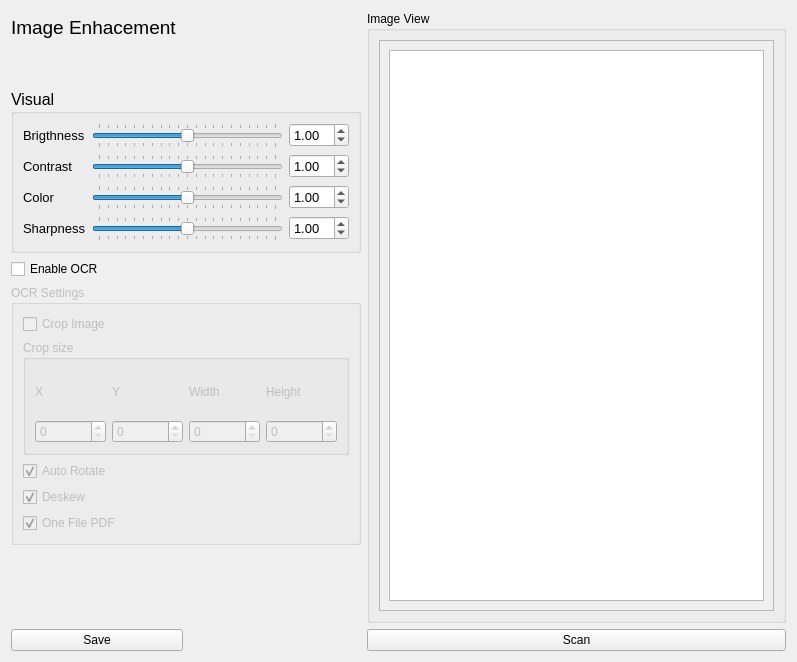
AlfredoCubitos/Scan2Folder, file configform.ui: the form before one commit.
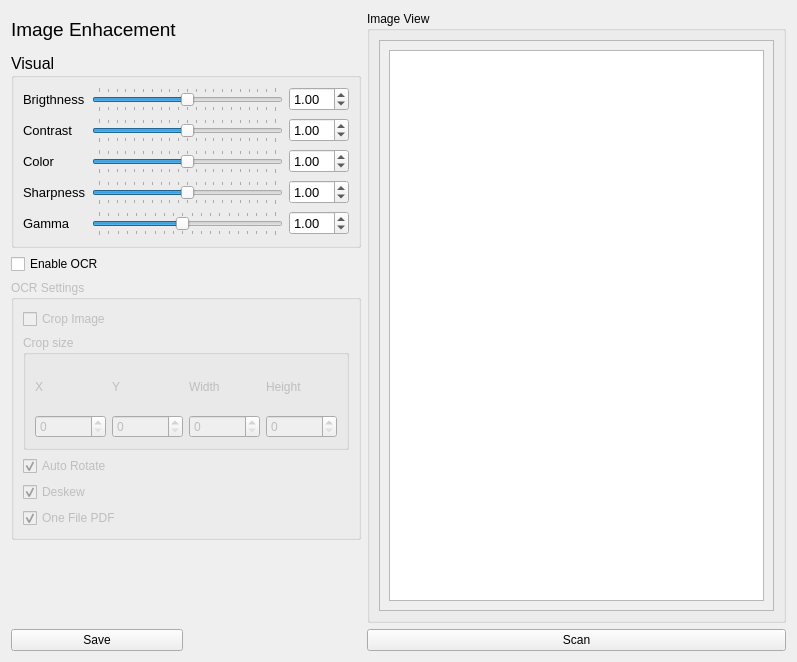
The form after the commit. Icons and pictures are not drawn.

Commit message: Gamma filter added, performance issues

The edit to the form file:
```diff
--- a/configform.ui
+++ b/configform.ui
@@ -66,296 +66,6 @@
      </layout>
     </widget>
    </item>
-   <item row="2" column="0" colspan="2">
-    <widget class="QGroupBox" name="groupBox_2">
-     <property name="minimumSize">
-      <size>
-       <width>350</width>
-       <height>0</height>
-      </size>
-     </property>
-     <property name="font">
-      <font>
-       <pointsize>12</pointsize>
-      </font>
-     </property>
-     <property name="title">
-      <string>Visual</string>
-     </property>
-     <layout class="QGridLayout" name="gridLayout_2">
-      <item row="4" column="1">
-       <widget class="QSlider" name="colorSlider">
-        <property name="font">
-         <font>
-          <pointsize>10</pointsize>
-         </font>
-        </property>
-        <property name="maximum">
-         <number>20</number>
-        </property>
-        <property name="sliderPosition">
-         <number>10</number>
-        </property>
-        <property name="orientation">
-         <enum>Qt::Horizontal</enum>
-        </property>
-        <property name="tickPosition">
-         <enum>QSlider::TicksBothSides</enum>
-        </property>
-        <property name="tickInterval">
-         <number>1</number>
-        </property>
-       </widget>
-      </item>
-      <item row="4" column="0">
-       <widget class="QLabel" name="label_3">
-        <property name="font">
-         <font>
-          <pointsize>10</pointsize>
-         </font>
-        </property>
-        <property name="text">
-         <string>Color</string>
-        </property>
-       </widget>
-      </item>
-      <item row="3" column="1">
-       <widget class="QSlider" name="contrastSlider">
-        <property name="font">
-         <font>
-          <pointsize>10</pointsize>
-         </font>
-        </property>
-        <property name="autoFillBackground">
-         <bool>false</bool>
-        </property>
-        <property name="maximum">
-         <number>20</number>
-        </property>
-        <property name="singleStep">
-         <number>1</number>
-        </property>
-        <property name="sliderPosition">
-         <number>10</number>
-        </property>
-        <property name="orientation">
-         <enum>Qt::Horizontal</enum>
-        </property>
-        <property name="invertedAppearance">
-         <bool>false</bool>
-        </property>
-        <property name="tickPosition">
-         <enum>QSlider::TicksBothSides</enum>
-        </property>
-        <property name="tickInterval">
-         <number>1</number>
-        </property>
-       </widget>
-      </item>
-      <item row="5" column="1">
-       <widget class="QSlider" name="sharpnessSlider">
-        <property name="font">
-         <font>
-          <pointsize>10</pointsize>
-         </font>
-        </property>
-        <property name="maximum">
-         <number>20</number>
-        </property>
-        <property name="sliderPosition">
-         <number>10</number>
-        </property>
-        <property name="orientation">
-         <enum>Qt::Horizontal</enum>
-        </property>
-        <property name="tickPosition">
-         <enum>QSlider::TicksBothSides</enum>
-        </property>
-        <property name="tickInterval">
-         <number>1</number>
-        </property>
-       </widget>
-      </item>
-      <item row="3" column="0">
-       <widget class="QLabel" name="label">
-        <property name="font">
-         <font>
-          <pointsize>10</pointsize>
-         </font>
-        </property>
-        <property name="text">
-         <string>Contrast</string>
-        </property>
-       </widget>
-      </item>
-      <item row="5" column="2">
-       <widget class="QDoubleSpinBox" name="sharpnessLcd">
-        <property name="font">
-         <font>
-          <pointsize>10</pointsize>
-         </font>
-        </property>
-        <property name="maximum">
-         <double>19.989999999999998</double>
-        </property>
-        <property name="singleStep">
-         <double>0.100000000000000</double>
-        </property>
-        <property name="value">
-         <double>1.000000000000000</double>
-        </property>
-       </widget>
-      </item>
-      <item row="1" column="1">
-       <widget class="QSlider" name="brigthnesSlider">
-        <property name="font">
-         <font>
-          <pointsize>10</pointsize>
-         </font>
-        </property>
-        <property name="autoFillBackground">
-         <bool>false</bool>
-        </property>
-        <property name="maximum">
-         <number>20</number>
-        </property>
-        <property name="singleStep">
-         <number>1</number>
-        </property>
-        <property name="sliderPosition">
-         <number>10</number>
-        </property>
-        <property name="orientation">
-         <enum>Qt::Horizontal</enum>
-        </property>
-        <property name="invertedAppearance">
-         <bool>false</bool>
-        </property>
-        <property name="tickPosition">
-         <enum>QSlider::TicksBothSides</enum>
-        </property>
-        <property name="tickInterval">
-         <number>1</number>
-        </property>
-       </widget>
-      </item>
-      <item row="3" column="2">
-       <widget class="QDoubleSpinBox" name="contrastLcd">
-        <property name="font">
-         <font>
-          <pointsize>10</pointsize>
-         </font>
-        </property>
-        <property name="frame">
-         <bool>true</bool>
-        </property>
-        <property name="readOnly">
-         <bool>false</bool>
-        </property>
-        <property name="buttonSymbols">
-         <enum>QAbstractSpinBox::UpDownArrows</enum>
-        </property>
-        <property name="keyboardTracking">
-         <bool>false</bool>
-        </property>
-        <property name="showGroupSeparator" stdset="0">
-         <bool>false</bool>
-        </property>
-        <property name="maximum">
-         <double>19.989999999999998</double>
-        </property>
-        <property name="singleStep">
-         <double>0.100000000000000</double>
-        </property>
-        <property name="value">
-         <double>1.000000000000000</double>
-        </property>
-       </widget>
-      </item>
-      <item row="1" column="0">
-       <widget class="QLabel" name="brigthnessLabel">
-        <property name="font">
-         <font>
-          <pointsize>10</pointsize>
-         </font>
-        </property>
-        <property name="text">
-         <string>Brigthness</string>
-        </property>
-       </widget>
-      </item>
-      <item row="5" column="0">
-       <widget class="QLabel" name="label_4">
-        <property name="font">
-         <font>
-          <pointsize>10</pointsize>
-         </font>
-        </property>
-        <property name="text">
-         <string>Sharpness</string>
-        </property>
-       </widget>
-      </item>
-      <item row="4" column="2">
-       <widget class="QDoubleSpinBox" name="colorLcd">
-        <property name="font">
-         <font>
-          <pointsize>10</pointsize>
-         </font>
-        </property>
-        <property name="buttonSymbols">
-         <enum>QAbstractSpinBox::UpDownArrows</enum>
-        </property>
-        <property name="keyboardTracking">
-         <bool>false</bool>
-        </property>
-        <property name="maximum">
-         <double>19.989999999999998</double>
-        </property>
-        <property name="singleStep">
-         <double>0.100000000000000</double>
-        </property>
-        <property name="value">
-         <double>1.000000000000000</double>
-        </property>
-       </widget>
-      </item>
-      <item row="1" column="2">
-       <widget class="QDoubleSpinBox" name="brigthnessLcd">
-        <property name="font">
-         <font>
-          <pointsize>10</pointsize>
-         </font>
-        </property>
-        <property name="frame">
-         <bool>true</bool>
-        </property>
-        <property name="readOnly">
-         <bool>false</bool>
-        </property>
-        <property name="buttonSymbols">
-         <enum>QAbstractSpinBox::UpDownArrows</enum>
-        </property>
-        <property name="keyboardTracking">
-         <bool>false</bool>
-        </property>
-        <property name="showGroupSeparator" stdset="0">
-         <bool>false</bool>
-        </property>
-        <property name="maximum">
-         <double>19.989999999999998</double>
-        </property>
-        <property name="singleStep">
-         <double>0.100000000000000</double>
-        </property>
-        <property name="value">
-         <double>1.000000000000000</double>
-        </property>
-       </widget>
-      </item>
-     </layout>
-    </widget>
-   </item>
    <item row="0" column="0">
     <widget class="QLabel" name="label_2">
      <property name="font">
@@ -375,6 +85,13 @@
      </property>
     </widget>
    </item>
+   <item row="3" column="0">
+    <widget class="QCheckBox" name="OCR_Enabled">
+     <property name="text">
+      <string>Enable OCR</string>
+     </property>
+    </widget>
+   </item>
    <item row="4" column="0" colspan="2">
     <widget class="QGroupBox" name="OCR_Box">
      <property name="enabled">
@@ -504,11 +221,348 @@
      </layout>
     </widget>
    </item>
-   <item row="3" column="0">
-    <widget class="QCheckBox" name="OCR_Enabled">
-     <property name="text">
-      <string>Enable OCR</string>
+   <item row="1" column="0" rowspan="2" colspan="2">
+    <widget class="QGroupBox" name="groupBox_2">
+     <property name="minimumSize">
+      <size>
+       <width>350</width>
+       <height>0</height>
+      </size>
      </property>
+     <property name="font">
+      <font>
+       <pointsize>12</pointsize>
+      </font>
+     </property>
+     <property name="title">
+      <string>Visual</string>
+     </property>
+     <layout class="QGridLayout" name="gridLayout_2">
+      <item row="4" column="0">
+       <widget class="QLabel" name="label_3">
+        <property name="font">
+         <font>
+          <pointsize>10</pointsize>
+         </font>
+        </property>
+        <property name="text">
+         <string>Color</string>
+        </property>
+       </widget>
+      </item>
+      <item row="5" column="1">
+       <widget class="QSlider" name="sharpnessSlider">
+        <property name="font">
+         <font>
+          <pointsize>10</pointsize>
+         </font>
+        </property>
+        <property name="maximum">
+         <number>20</number>
+        </property>
+        <property name="sliderPosition">
+         <number>10</number>
+        </property>
+        <property name="orientation">
+         <enum>Qt::Horizontal</enum>
+        </property>
+        <property name="tickPosition">
+         <enum>QSlider::TicksBothSides</enum>
+        </property>
+        <property name="tickInterval">
+         <number>1</number>
+        </property>
+       </widget>
+      </item>
+      <item row="5" column="0">
+       <widget class="QLabel" name="label_4">
+        <property name="font">
+         <font>
+          <pointsize>10</pointsize>
+         </font>
+        </property>
+        <property name="text">
+         <string>Sharpness</string>
+        </property>
+       </widget>
+      </item>
+      <item row="5" column="2">
+       <widget class="QDoubleSpinBox" name="sharpnessLcd">
+        <property name="font">
+         <font>
+          <pointsize>10</pointsize>
+         </font>
+        </property>
+        <property name="maximum">
+         <double>19.989999999999998</double>
+        </property>
+        <property name="singleStep">
+         <double>0.100000000000000</double>
+        </property>
+        <property name="value">
+         <double>1.000000000000000</double>
+        </property>
+       </widget>
+      </item>
+      <item row="3" column="0">
+       <widget class="QLabel" name="label">
+        <property name="font">
+         <font>
+          <pointsize>10</pointsize>
+         </font>
+        </property>
+        <property name="text">
+         <string>Contrast</string>
+        </property>
+       </widget>
+      </item>
+      <item row="4" column="2">
+       <widget class="QDoubleSpinBox" name="colorLcd">
+        <property name="font">
+         <font>
+          <pointsize>10</pointsize>
+         </font>
+        </property>
+        <property name="buttonSymbols">
+         <enum>QAbstractSpinBox::UpDownArrows</enum>
+        </property>
+        <property name="keyboardTracking">
+         <bool>false</bool>
+        </property>
+        <property name="maximum">
+         <double>19.989999999999998</double>
+        </property>
+        <property name="singleStep">
+         <double>0.100000000000000</double>
+        </property>
+        <property name="value">
+         <double>1.000000000000000</double>
+        </property>
+       </widget>
+      </item>
+      <item row="3" column="1">
+       <widget class="QSlider" name="contrastSlider">
+        <property name="font">
+         <font>
+          <pointsize>10</pointsize>
+         </font>
+        </property>
+        <property name="autoFillBackground">
+         <bool>false</bool>
+        </property>
+        <property name="maximum">
+         <number>20</number>
+        </property>
+        <property name="singleStep">
+         <number>1</number>
+        </property>
+        <property name="sliderPosition">
+         <number>10</number>
+        </property>
+        <property name="orientation">
+         <enum>Qt::Horizontal</enum>
+        </property>
+        <property name="invertedAppearance">
+         <bool>false</bool>
+        </property>
+        <property name="tickPosition">
+         <enum>QSlider::TicksBothSides</enum>
+        </property>
+        <property name="tickInterval">
+         <number>1</number>
+        </property>
+       </widget>
+      </item>
+      <item row="3" column="2">
+       <widget class="QDoubleSpinBox" name="contrastLcd">
+        <property name="font">
+         <font>
+          <pointsize>10</pointsize>
+         </font>
+        </property>
+        <property name="frame">
+         <bool>true</bool>
+        </property>
+        <property name="readOnly">
+         <bool>false</bool>
+        </property>
+        <property name="buttonSymbols">
+         <enum>QAbstractSpinBox::UpDownArrows</enum>
+        </property>
+        <property name="keyboardTracking">
+         <bool>false</bool>
+        </property>
+        <property name="showGroupSeparator" stdset="0">
+         <bool>false</bool>
+        </property>
+        <property name="maximum">
+         <double>19.989999999999998</double>
+        </property>
+        <property name="singleStep">
+         <double>0.100000000000000</double>
+        </property>
+        <property name="value">
+         <double>1.000000000000000</double>
+        </property>
+       </widget>
+      </item>
+      <item row="4" column="1">
+       <widget class="QSlider" name="colorSlider">
+        <property name="font">
+         <font>
+          <pointsize>10</pointsize>
+         </font>
+        </property>
+        <property name="maximum">
+         <number>20</number>
+        </property>
+        <property name="sliderPosition">
+         <number>10</number>
+        </property>
+        <property name="orientation">
+         <enum>Qt::Horizontal</enum>
+        </property>
+        <property name="tickPosition">
+         <enum>QSlider::TicksBothSides</enum>
+        </property>
+        <property name="tickInterval">
+         <number>1</number>
+        </property>
+       </widget>
+      </item>
+      <item row="1" column="0">
+       <widget class="QLabel" name="brigthnessLabel">
+        <property name="font">
+         <font>
+          <pointsize>10</pointsize>
+         </font>
+        </property>
+        <property name="text">
+         <string>Brigthness</string>
+        </property>
+       </widget>
+      </item>
+      <item row="1" column="2">
+       <widget class="QDoubleSpinBox" name="brigthnessLcd">
+        <property name="font">
+         <font>
+          <pointsize>10</pointsize>
+         </font>
+        </property>
+        <property name="frame">
+         <bool>true</bool>
+        </property>
+        <property name="readOnly">
+         <bool>false</bool>
+        </property>
+        <property name="buttonSymbols">
+         <enum>QAbstractSpinBox::UpDownArrows</enum>
+        </property>
+        <property name="keyboardTracking">
+         <bool>false</bool>
+        </property>
+        <property name="showGroupSeparator" stdset="0">
+         <bool>false</bool>
+        </property>
+        <property name="maximum">
+         <double>19.989999999999998</double>
+        </property>
+        <property name="singleStep">
+         <double>0.100000000000000</double>
+        </property>
+        <property name="value">
+         <double>1.000000000000000</double>
+        </property>
+       </widget>
+      </item>
+      <item row="1" column="1">
+       <widget class="QSlider" name="brigthnesSlider">
+        <property name="font">
+         <font>
+          <pointsize>10</pointsize>
+         </font>
+        </property>
+        <property name="autoFillBackground">
+         <bool>false</bool>
+        </property>
+        <property name="maximum">
+         <number>20</number>
+        </property>
+        <property name="singleStep">
+         <number>1</number>
+        </property>
+        <property name="sliderPosition">
+         <number>10</number>
+        </property>
+        <property name="orientation">
+         <enum>Qt::Horizontal</enum>
+        </property>
+        <property name="invertedAppearance">
+         <bool>false</bool>
+        </property>
+        <property name="tickPosition">
+         <enum>QSlider::TicksBothSides</enum>
+        </property>
+        <property name="tickInterval">
+         <number>1</number>
+        </property>
+       </widget>
+      </item>
+      <item row="6" column="0">
+       <widget class="QLabel" name="label_9">
+        <property name="font">
+         <font>
+          <pointsize>10</pointsize>
+         </font>
+        </property>
+        <property name="text">
+         <string>Gamma</string>
+        </property>
+       </widget>
+      </item>
+      <item row="6" column="1">
+       <widget class="QSlider" name="gammaSlider">
+        <property name="font">
+         <font>
+          <pointsize>10</pointsize>
+         </font>
+        </property>
+        <property name="minimum">
+         <number>1</number>
+        </property>
+        <property name="maximum">
+         <number>20</number>
+        </property>
+        <property name="value">
+         <number>10</number>
+        </property>
+        <property name="orientation">
+         <enum>Qt::Horizontal</enum>
+        </property>
+        <property name="tickPosition">
+         <enum>QSlider::TicksBothSides</enum>
+        </property>
+        <property name="tickInterval">
+         <number>1</number>
+        </property>
+       </widget>
+      </item>
+      <item row="6" column="2">
+       <widget class="QDoubleSpinBox" name="gammaLcd">
+        <property name="font">
+         <font>
+          <pointsize>10</pointsize>
+         </font>
+        </property>
+        <property name="singleStep">
+         <double>0.100000000000000</double>
+        </property>
+        <property name="value">
+         <double>1.000000000000000</double>
+        </property>
+       </widget>
+      </item>
+     </layout>
     </widget>
    </item>
   </layout>
```
The commit also changes 4 other files.
